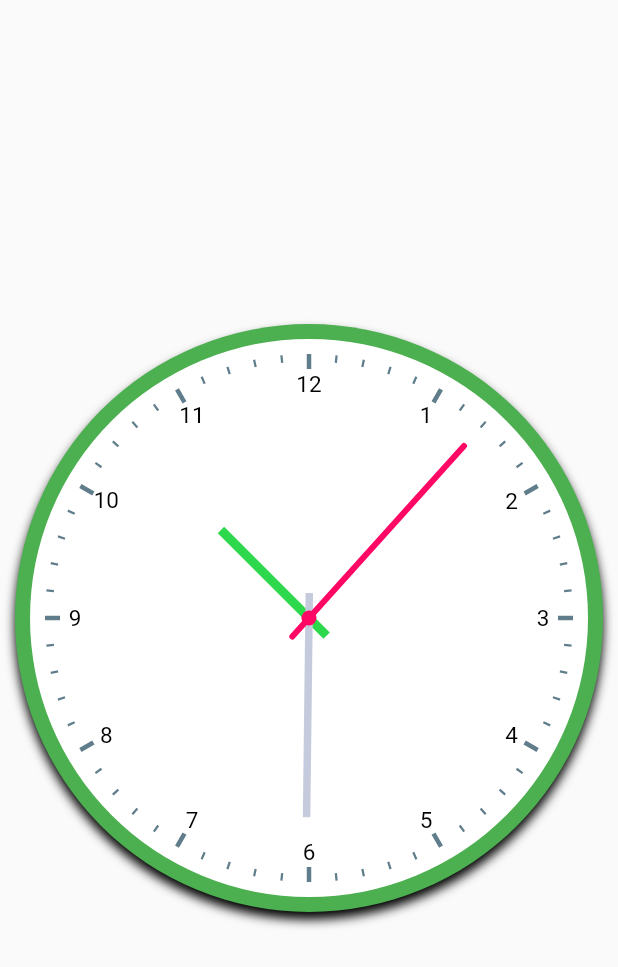
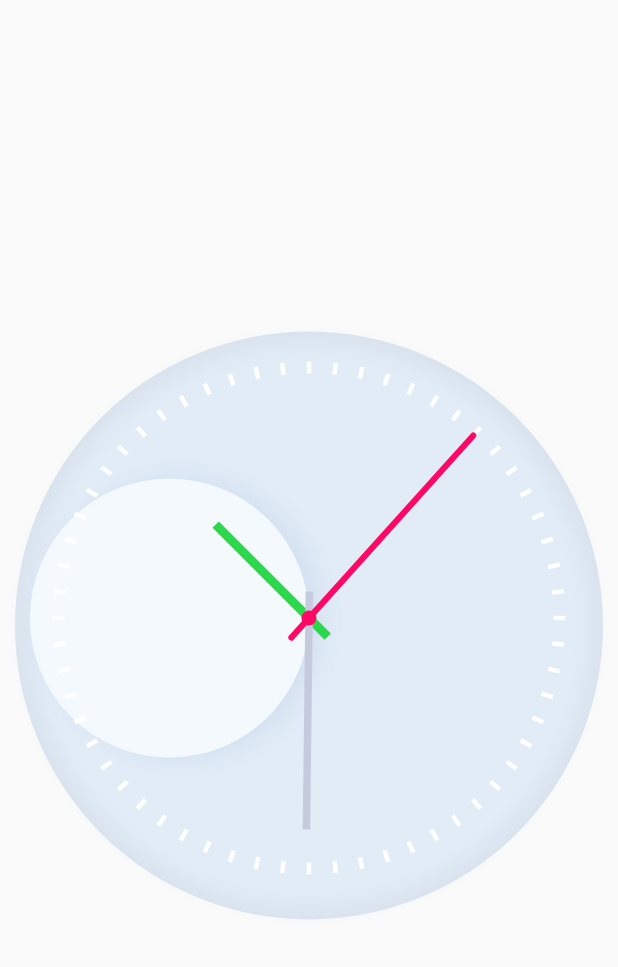
Before and after one commit to tianna1121/flutter_complex_ui, a Flutter app: the screen it shows after launch, on a phone screen of 412 x 824 dp. Shown: the top 967 px of the screen. Run offline on Flutter 3.47's test engine with Material 2 defaults, Android fonts, the phone set to English and light mode, and no system bars.

Commit message:
simplify the clock face

```diff
--- a/lib/clock.dart
+++ b/lib/clock.dart
@@ -1,5 +1,7 @@
 import 'dart:async';
-import 'dart:math';
+
+import 'package:flutter_complex_ui/clock_dial_painter.dart';
+import 'package:flutter_complex_ui/clock_hands.dart';
 
 import './clock_text.dart';
 import 'package:flutter/material.dart';
@@ -9,21 +11,15 @@ typedef TimeProducer = DateTime Function();
 
 class Clock extends StatefulWidget {
   final Color circleColor;
-  final bool showBellsAndLegs;
-  final Color bellColor;
-  final Color legColor;
   final ClockText clockText;
-  final bool showHourHandleHeartShape;
   final TimeProducer getCurrentTime;
   final Duration updateDuration;
+  final Color shadowColor;
 
   Clock(
-      {this.circleColor = Colors.black,
-      this.showBellsAndLegs = true,
-      this.bellColor = const Color(0xFF333333),
-      this.legColor = const Color(0xFF555555),
+      {this.circleColor = const Color(0xFFE1ECF7),
+      this.shadowColor = const Color(0xFFD9e2ed),
       this.clockText = ClockText.arabic,
-      this.showHourHandleHeartShape = false,
       this.getCurrentTime = getSystemTime,
       this.updateDuration = const Duration(seconds: 1)});
 
@@ -73,18 +69,35 @@ class _Clock extends State<Clock> {
         width: double.infinity,
         decoration: new BoxDecoration(
           shape: BoxShape.circle,
-        color: widget.circleColor,
+          color: Colors.transparent,
           boxShadow: [
             new BoxShadow(
               offset: new Offset(0.0, 5.0),
-            blurRadius: 5.0,
-          )
+              blurRadius: 0.0,
+              color: widget.shadowColor,
+            ),
+            BoxShadow(
+                offset: Offset(0.0, 5.0),
+                color: widget.circleColor,
+                blurRadius: 10.0,
+                spreadRadius: -8)
           ],
         ),
-      child: new ClockFace(
+        child: Stack(
+          children: <Widget>[
+            ClockFace(
               clockText: widget.clockText,
               dateTime: dateTime,
             ),
-    );
+            Container(
+              padding: EdgeInsets.all(25.0),
+              width: double.infinity,
+              child: CustomPaint(
+                painter: ClockDialPainter(clockText: widget.clockText),
+              ),
+            ),
+            ClockHands(dateTime: dateTime)
+          ],
+        ));
   }
 }
--- a/lib/clock_dial_painter.dart
+++ b/lib/clock_dial_painter.dart
@@ -15,6 +15,9 @@ class ClockDialPainter extends CustomPainter {
   final Paint tickPaint;
   final TextPainter textPainter;
   final TextStyle textStyle;
+
+  final double tickLength = 8.0;
+  final double tickWidth = 3.0;
 
   final romanNumeralList = [
     'XII',
@@ -42,7 +45,7 @@ class ClockDialPainter extends CustomPainter {
           fontFamily: 'Times New Roman',
           fontSize: 15.0,
         ) {
-    tickPaint.color = Colors.blueGrey;
+    tickPaint.color = Colors.white;
   }
 
   @override
@@ -56,34 +59,12 @@ class ClockDialPainter extends CustomPainter {
     canvas.translate(radius, radius);
     for (var i = 0; i < 60; i++) {
       //make the length and stroke of the tick marker longer and thicker depending
-      tickMarkLength = i % 5 == 0 ? hourTickMarkLength : minuteTickMarkLength;
-      tickPaint.strokeWidth =
-          i % 5 == 0 ? hourTickMarkWidth : minuteTickMarkWidth;
+      tickMarkLength = tickLength;
+      tickPaint.strokeWidth = tickWidth;
       canvas.drawLine(new Offset(0.0, -radius),
           new Offset(0.0, -radius + tickMarkLength), tickPaint);
 
       //draw the text
-      if (i % 5 == 0) {
-        canvas.save();
-        canvas.translate(0.0, -radius + 20.0);
-
-        textPainter.text = new TextSpan(
-          text: this.clockText == ClockText.roman
-              ? '${romanNumeralList[i ~/ 5]}'
-              : '${i == 0 ? 12 : i ~/ 5}',
-          style: textStyle,
-        );
-
-        //helps make the text painted vertically
-        canvas.rotate(-angle * i);
-
-        textPainter.layout();
-
-        textPainter.paint(canvas,
-            new Offset(-(textPainter.width / 2), -(textPainter.height / 2)));
-
-        canvas.restore();
-      }
 
       canvas.rotate(angle);
     }
--- a/lib/clock_face.dart
+++ b/lib/clock_face.dart
@@ -1,7 +1,5 @@
 import './clock_text.dart';
 import 'package:flutter/material.dart';
-import './clock_dial_painter.dart';
-import './clock_hands.dart';
 
 class ClockFace extends StatelessWidget {
   final DateTime dateTime;
@@ -14,30 +12,19 @@ class ClockFace extends StatelessWidget {
     return new Padding(
       padding: const EdgeInsets.all(10.0),
       child: new AspectRatio(
-        aspectRatio: 1.0,
+        aspectRatio: 0.5,
         child: new Container(
           width: double.infinity,
           decoration: new BoxDecoration(
-            shape: BoxShape.circle,
-            color: Colors.white,
-          ),
-          child: new Stack(
-            children: <Widget>[
-              //dial and numbers
-              new Container(
-                width: double.infinity,
-                height: double.infinity,
-                padding: const EdgeInsets.all(10.0),
-                child: new CustomPaint(
-                  painter: new ClockDialPainter(clockText: clockText),
-                ),
-              ),
-
-              new ClockHands(
-                dateTime: dateTime,
-              ),
-            ],
-          ),
+              shape: BoxShape.circle,
+              color: Color(0xFFF4F9FD),
+              boxShadow: [
+                BoxShadow(
+                    offset: Offset(8.0, 0.0),
+                    blurRadius: 13,
+                    spreadRadius: 1,
+                    color: Color(0xFFD3E0F0))
+              ]),
         ),
       ),
     );
--- a/lib/main.dart
+++ b/lib/main.dart
@@ -1,6 +1,5 @@
 import 'package:flutter/material.dart';
 import './clock.dart';
-import './clock_text.dart';
 
 void main() => runApp(new MyApp());
 
@@ -27,13 +26,7 @@ class AppClock extends StatelessWidget {
         child: new Column(
           mainAxisAlignment: MainAxisAlignment.center,
           children: <Widget>[
-            new Clock(
-              circleColor: Colors.green,
-              showBellsAndLegs: true,
-              bellColor: Colors.green,
-              clockText: ClockText.arabic,
-              showHourHandleHeartShape: true,
-            ),
+            new Clock(),
           ],
         ),
       ),
```
Lines whose indentation alone changed are shown as unchanged.
